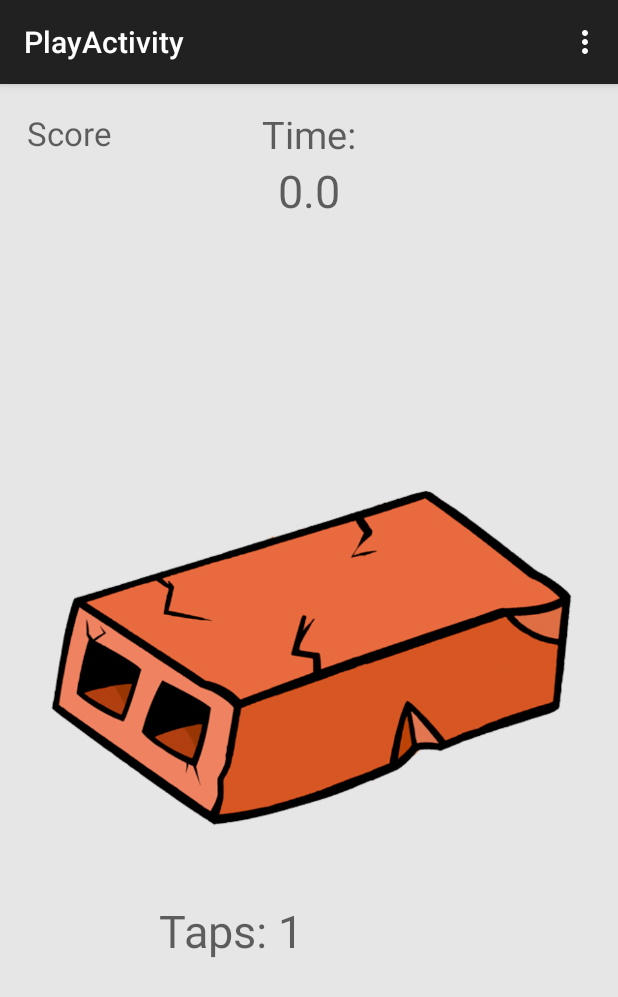
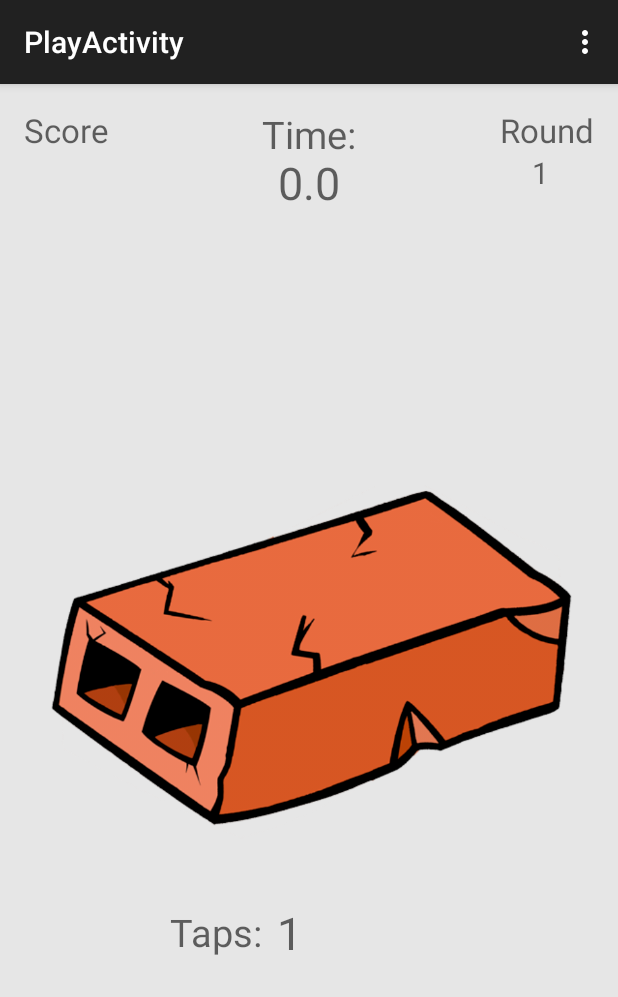
Before and after one commit to Turtle-Hero/IndividualGame, an Android app: the PlayActivity screen opened directly, with no data from a screen before it, in the options menu, after a tap on "Settings", on a phone screen of 412 x 824 dp. Shown: the top 997 px of the screen. Run offline under Robolectric (Android 15) with nearby library versions, the phone set to English and light mode, and no system bars.

Commit message:
Added final state of brick -- pile of rubble
Made countDownTimer into a class to be called easier

made the brick tap count method more efficient.

Added stop functionality to the countDownTimer.

```diff
--- a/AndroidStudioProjects/IndividualGame/app/src/main/java/trevorwarner/individualgame/PlayActivity.java
+++ b/AndroidStudioProjects/IndividualGame/app/src/main/java/trevorwarner/individualgame/PlayActivity.java
@@ -10,7 +10,7 @@ import android.view.MenuItem;
 import android.view.View;
 import android.widget.ImageButton;
 import android.widget.TextView;
-
+import android.widget.Toast;
 
 
 public class PlayActivity extends ActionBarActivity {
@@ -23,12 +23,15 @@ public class PlayActivity extends ActionBarActivity {
     private int score;
     private TextView brickView;
     private TextView scoreKeeper;
+    private TextView roundKeeper;
     private TextView timeKeeper;
     private String timeSec;
     private String timeMilli;
     private String brickTapString;
     private ImageButton brickButton;
     long millis;
+    Timer cdTimer;
+    int roundCount = 0;
     private String TAG = " TAG ";
 
     @Override
@@ -37,14 +40,17 @@ public class PlayActivity extends ActionBarActivity {
         setContentView(R.layout.activity_play);
         brickView = (TextView) findViewById(R.id.brickCount);
         scoreKeeper = (TextView) findViewById(R.id.scoreKeeper);
+        roundKeeper = (TextView) findViewById(R.id.roundKeeper);
         timeKeeper = (TextView) findViewById(R.id.timeKeeper);
         brickButton = (ImageButton) findViewById(R.id.brickButton);
+        newRound();
         setHealthMarks();
         brickButton.setOnClickListener(brickListener);
 
         timeKeeper.setText("10:00");
 
-        timer(); //starts the 10sec countdown
+       cdTimer = new Timer(10000, 10);
+       cdTimer.start(); //starts the 10sec countdown
 
     }
 
@@ -54,17 +60,16 @@ public class PlayActivity extends ActionBarActivity {
         @Override
         public void onClick(View v) {
            brickTapSetter();
-
            updateBrickHealth();
         }
     };
 
     //display the # of taps
     public void brickTapSetter() {
-        brickTapString = brickView.getText().toString();
-        brickTapString = brickTapString.substring(0, 5);
-        brickTapCount++;
-        brickView.setText(brickTapString + " " + brickTapCount);
+        if (brickHealth > 0) {
+            brickTapCount++;
+        }
+        brickView.setText(""+brickTapCount);
     }
 
     //updates the health values for brick
@@ -77,7 +82,10 @@ public class PlayActivity extends ActionBarActivity {
             brickButton.setImageResource(R.drawable.broken_brick);
         }
         if (brickHealth == 0){
+            cdTimer.cancel();
+            brickButton.setImageResource(R.drawable.pile_rocks);
             updateScore();
+            endRound();
 
         }
     }
@@ -95,9 +103,11 @@ public class PlayActivity extends ActionBarActivity {
         scoreKeeper.setText("" + score);
     }
     //countdown timer accurate to tenths place
-    public void timer() {
-        new  CountDownTimer(10000, 10) {
+    public class Timer extends CountDownTimer {
 
+        public Timer(long millisInFuture, long countDownInterval) {
+            super(millisInFuture, countDownInterval);
+        }
             @Override
             public void onTick(long millisUntilFinished) {
                 millis = millisUntilFinished;
@@ -109,12 +119,24 @@ public class PlayActivity extends ActionBarActivity {
                 timeKeeper.setText(timeSec + "." + timeMilli);
 
             }
-
             @Override
             public void onFinish() {
                 timeKeeper.setText("0.0");
             }
-        }.start();
+
+    }
+
+    public void roundToast() {
+        Toast toast = new Toast(PlayActivity.this);
+    }
+
+    public void newRound() {
+        roundCount++;
+        roundKeeper.setText("" + roundCount);
+        roundToast();
+    }
+
+    public void endRound() {
 
     }
 
--- a/AndroidStudioProjects/IndividualGame/app/src/main/res/layout/activity_play.xml
+++ b/AndroidStudioProjects/IndividualGame/app/src/main/res/layout/activity_play.xml
@@ -28,12 +28,11 @@
         android:text="@string/brickTapString"
         android:id="@+id/brickCount"
         android:textSize="30dp"
-        android:layout_below="@+id/brickButton"
-        android:layout_alignParentLeft="true"
-        android:layout_alignParentStart="true"
-        android:layout_marginLeft="90dp"
-        android:layout_marginStart="90dp"
-        android:layout_marginTop="30dp" />
+        android:layout_alignBottom="@+id/tapTextView"
+        android:layout_alignLeft="@+id/timeTextView"
+        android:layout_alignStart="@+id/timeTextView"
+        android:layout_marginLeft="10dp"
+        android:layout_marginBottom="-3dp" />
 
     <TextView
         android:layout_width="wrap_content"
@@ -43,8 +42,7 @@
         android:id="@+id/timeTextView"
         android:textSize="25dp"
         android:layout_alignParentTop="true"
-        android:layout_centerHorizontal="true"
-        android:layout_marginTop="0dp" />
+        android:layout_centerHorizontal="true" />
 
     <TextView
         android:layout_width="wrap_content"
@@ -52,9 +50,9 @@
         android:textAppearance="?android:attr/textAppearanceMedium"
         android:text="10.00"
         android:id="@+id/timeKeeper"
-        android:layout_below="@+id/timeTextView"
-        android:layout_centerHorizontal="true"
-        android:textSize="30dp" />
+        android:textSize="30dp"
+        android:layout_below="@+id/scoreTextView"
+        android:layout_centerHorizontal="true" />
 
     <TextView
         android:layout_width="wrap_content"
@@ -65,19 +63,55 @@
         android:textSize="22dp"
         android:layout_alignParentTop="true"
         android:layout_alignParentLeft="true"
-        android:layout_alignParentStart="true"
-        android:layout_marginLeft="2dp"
-        android:layout_marginTop="2dp" />
+        android:layout_alignParentStart="true" />
 
     <TextView
         android:layout_width="wrap_content"
         android:layout_height="wrap_content"
         android:textAppearance="?android:attr/textAppearanceMedium"
         android:id="@+id/scoreKeeper"
-        android:textSize="30dp"
+        android:textSize="20dp"
+        android:layout_marginLeft="11dp"
+        android:layout_marginStart="11dp"
         android:layout_below="@+id/scoreTextView"
         android:layout_alignParentLeft="true"
         android:layout_alignParentStart="true"
-        android:layout_marginLeft="20dp" />
+        android:layout_marginTop="0dp" />
+
+    <TextView
+        android:layout_width="wrap_content"
+        android:layout_height="wrap_content"
+        android:textAppearance="?android:attr/textAppearanceMedium"
+        android:id="@+id/RoundTextView"
+        android:text="@string/round"
+        android:textSize="22dp"
+        android:layout_alignParentTop="true"
+        android:layout_alignParentRight="true"
+        android:layout_alignParentEnd="true" />
+
+    <TextView
+        android:layout_width="wrap_content"
+        android:layout_height="wrap_content"
+        android:textAppearance="?android:attr/textAppearanceMedium"
+        android:id="@+id/roundKeeper"
+        android:layout_marginRight="30dp"
+        android:layout_marginEnd="25dp"
+        android:layout_below="@+id/RoundTextView"
+        android:layout_alignRight="@+id/RoundTextView"
+        android:layout_alignEnd="@+id/RoundTextView"
+        android:textSize="20dp"
+        android:layout_marginTop="0dp" />
+
+    <TextView
+        android:layout_width="wrap_content"
+        android:layout_height="wrap_content"
+        android:textAppearance="?android:attr/textAppearanceMedium"
+        android:text="@string/tap"
+        android:id="@+id/tapTextView"
+        android:textSize="25dp"
+        android:layout_marginTop="34dp"
+        android:layout_below="@+id/brickButton"
+        android:layout_toLeftOf="@+id/brickCount"
+        android:layout_toStartOf="@+id/brickCount" />
 
 </RelativeLayout>
--- a/AndroidStudioProjects/IndividualGame/app/src/main/res/values/strings.xml
+++ b/AndroidStudioProjects/IndividualGame/app/src/main/res/values/strings.xml
@@ -4,6 +4,8 @@
     <string name="title_activity_play">PlayActivity</string>
     <string name="time_keeper"> Time: </string>
     <string name="hello_world">Hello world!</string>
-    <string name="brickTapString">Taps: 0</string>
+    <string name="brickTapString">0</string>
     <string name="scoreText"> Score </string>
+    <string name="round"> Round </string>
+    <string name="tap"> Taps:</string>
 </resources>
```
